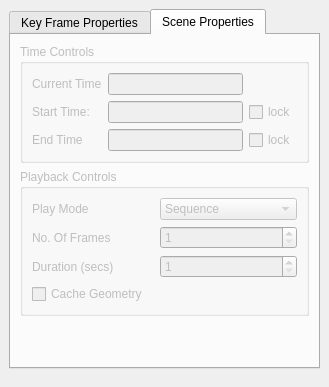
Qt form Qt/Components/Resources/UI/pqAnimationPanel.ui (wildmichael/ParaView3-enhancements-old) before a commit.
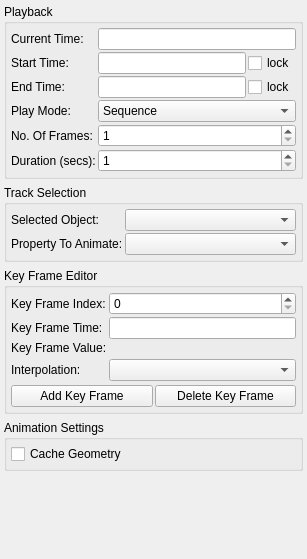
The same form after that commit. The open tabs and pages were chosen to show the change. Custom widgets are drawn as their Qt base class.

Commit message: ENH: Make the animation panel's GUI tighter and easier to use.

What changed in the file:
```diff
--- a/Qt/Components/Resources/UI/pqAnimationPanel.ui
+++ b/Qt/Components/Resources/UI/pqAnimationPanel.ui
@@ -5,8 +5,8 @@
    <rect>
     <x>0</x>
     <y>0</y>
-    <width>329</width>
-    <height>387</height>
+    <width>307</width>
+    <height>559</height>
    </rect>
   </property>
   <property name="windowTitle" >
@@ -14,381 +14,417 @@
   </property>
   <layout class="QVBoxLayout" >
    <property name="margin" >
-    <number>9</number>
+    <number>4</number>
    </property>
    <property name="spacing" >
     <number>6</number>
    </property>
    <item>
-    <widget class="QTabWidget" name="tabWidget" >
-     <property name="currentIndex" >
-      <number>0</number>
+    <widget class="pqCollapsedGroup" name="playbackGroup" >
+     <property name="title" >
+      <string>Playback</string>
      </property>
-     <widget class="QWidget" name="tabKeyFrame" >
-      <attribute name="title" >
-       <string>Key Frame Properties</string>
-      </attribute>
-      <layout class="QGridLayout" >
-       <property name="margin" >
-        <number>9</number>
-       </property>
-       <property name="spacing" >
-        <number>6</number>
-       </property>
-       <item row="2" column="0" colspan="2" >
-        <widget class="QGroupBox" name="editorFrame" >
-         <property name="title" >
-          <string>Key Frame Editor</string>
+     <layout class="QGridLayout" >
+      <property name="margin" >
+       <number>4</number>
+      </property>
+      <property name="spacing" >
+       <number>2</number>
+      </property>
+      <item row="3" column="1" >
+       <widget class="QComboBox" name="playMode" >
+        <property name="sizePolicy" >
+         <sizepolicy>
+          <hsizetype>5</hsizetype>
+          <vsizetype>0</vsizetype>
+          <horstretch>1</horstretch>
+          <verstretch>0</verstretch>
+         </sizepolicy>
+        </property>
+        <item>
+         <property name="text" >
+          <string>Sequence</string>
          </property>
-         <layout class="QGridLayout" >
-          <property name="margin" >
-           <number>9</number>
+        </item>
+        <item>
+         <property name="text" >
+          <string>Real Time</string>
+         </property>
+        </item>
+        <item>
+         <property name="text" >
+          <string>Snap to TimeSteps</string>
+         </property>
+        </item>
+       </widget>
+      </item>
+      <item row="5" column="0" >
+       <widget class="QLabel" name="labelDuration" >
+        <property name="text" >
+         <string>Duration (secs):</string>
+        </property>
+        <property name="wordWrap" >
+         <bool>true</bool>
+        </property>
+       </widget>
+      </item>
+      <item row="5" column="1" >
+       <widget class="QSpinBox" name="duration" >
+        <property name="sizePolicy" >
+         <sizepolicy>
+          <hsizetype>1</hsizetype>
+          <vsizetype>0</vsizetype>
+          <horstretch>1</horstretch>
+          <verstretch>0</verstretch>
+         </sizepolicy>
+        </property>
+        <property name="maximum" >
+         <number>2147483647</number>
+        </property>
+        <property name="minimum" >
+         <number>1</number>
+        </property>
+       </widget>
+      </item>
+      <item row="2" column="1" >
+       <layout class="QHBoxLayout" >
+        <property name="margin" >
+         <number>0</number>
+        </property>
+        <property name="spacing" >
+         <number>2</number>
+        </property>
+        <item>
+         <widget class="QLineEdit" name="endTime" >
+          <property name="sizePolicy" >
+           <sizepolicy>
+            <hsizetype>7</hsizetype>
+            <vsizetype>0</vsizetype>
+            <horstretch>1</horstretch>
+            <verstretch>0</verstretch>
+           </sizepolicy>
           </property>
-          <property name="spacing" >
-           <number>6</number>
+         </widget>
+        </item>
+        <item>
+         <widget class="QCheckBox" name="endTimeLock" >
+          <property name="text" >
+           <string>lock</string>
           </property>
-          <item row="4" column="0" >
-           <widget class="QLabel" name="label_2" >
-            <property name="text" >
-             <string>Interpolation</string>
-            </property>
-           </widget>
-          </item>
-          <item row="1" column="1" >
-           <widget class="QLineEdit" name="keyFrameTime" />
-          </item>
-          <item row="2" column="1" >
-           <widget class="QFrame" name="valueFrame" >
-            <property name="frameShape" >
-             <enum>QFrame::NoFrame</enum>
-            </property>
-            <property name="frameShadow" >
-             <enum>QFrame::Raised</enum>
-            </property>
-           </widget>
-          </item>
-          <item row="0" column="1" >
-           <widget class="QSpinBox" name="keyFrameIndex" >
-            <property name="maximum" >
-             <number>2147483647</number>
-            </property>
-           </widget>
-          </item>
-          <item row="1" column="0" >
-           <widget class="QLabel" name="label_5" >
-            <property name="text" >
-             <string>Key Frame Time</string>
-            </property>
-            <property name="wordWrap" >
-             <bool>true</bool>
-            </property>
-           </widget>
-          </item>
-          <item row="5" column="0" colspan="2" >
-           <widget class="QFrame" name="typeFrame" />
-          </item>
-          <item row="4" column="1" >
-           <widget class="QComboBox" name="interpolationType" />
-          </item>
-          <item row="0" column="0" >
-           <widget class="QLabel" name="label_4" >
-            <property name="text" >
-             <string>Key Frame Index</string>
-            </property>
-            <property name="wordWrap" >
-             <bool>true</bool>
-            </property>
-           </widget>
-          </item>
-          <item row="2" column="0" >
-           <widget class="QLabel" name="valueLabel" >
-            <property name="text" >
-             <string>Key Frame Value</string>
-            </property>
-           </widget>
-          </item>
-          <item row="3" column="0" colspan="2" >
-           <widget class="QFrame" name="valueFrameLarge" >
-            <property name="sizePolicy" >
-             <sizepolicy>
-              <hsizetype>3</hsizetype>
-              <vsizetype>3</vsizetype>
-              <horstretch>0</horstretch>
-              <verstretch>0</verstretch>
-             </sizepolicy>
-            </property>
-            <property name="maximumSize" >
-             <size>
-              <width>300</width>
-              <height>200</height>
-             </size>
-            </property>
-            <property name="frameShape" >
-             <enum>QFrame::StyledPanel</enum>
-            </property>
-            <property name="frameShadow" >
-             <enum>QFrame::Raised</enum>
-            </property>
-           </widget>
-          </item>
-         </layout>
-        </widget>
-       </item>
-       <item row="1" column="0" colspan="2" >
-        <layout class="QHBoxLayout" >
+         </widget>
+        </item>
+       </layout>
+      </item>
+      <item row="0" column="0" >
+       <widget class="QLabel" name="label_6" >
+        <property name="text" >
+         <string>Current Time:</string>
+        </property>
+       </widget>
+      </item>
+      <item row="1" column="1" >
+       <layout class="QHBoxLayout" >
+        <property name="margin" >
+         <number>0</number>
+        </property>
+        <property name="spacing" >
+         <number>2</number>
+        </property>
+        <item>
+         <widget class="QLineEdit" name="startTime" >
+          <property name="sizePolicy" >
+           <sizepolicy>
+            <hsizetype>7</hsizetype>
+            <vsizetype>0</vsizetype>
+            <horstretch>1</horstretch>
+            <verstretch>0</verstretch>
+           </sizepolicy>
+          </property>
+         </widget>
+        </item>
+        <item>
+         <widget class="QCheckBox" name="startTimeLock" >
+          <property name="text" >
+           <string>lock</string>
+          </property>
+         </widget>
+        </item>
+       </layout>
+      </item>
+      <item row="0" column="1" >
+       <widget class="QLineEdit" name="currentTime" />
+      </item>
+      <item row="4" column="0" >
+       <widget class="QLabel" name="labelNumberOfFrames" >
+        <property name="text" >
+         <string>No. Of Frames:</string>
+        </property>
+        <property name="wordWrap" >
+         <bool>true</bool>
+        </property>
+       </widget>
+      </item>
+      <item row="4" column="1" >
+       <widget class="QSpinBox" name="numberOfFrames" >
+        <property name="maximum" >
+         <number>2147483647</number>
+        </property>
+        <property name="minimum" >
+         <number>1</number>
+        </property>
+       </widget>
+      </item>
+      <item row="3" column="0" >
+       <widget class="QLabel" name="label_7" >
+        <property name="text" >
+         <string>Play Mode:</string>
+        </property>
+       </widget>
+      </item>
+      <item row="2" column="0" >
+       <widget class="QLabel" name="label_9" >
+        <property name="text" >
+         <string>End Time:</string>
+        </property>
+       </widget>
+      </item>
+      <item row="1" column="0" >
+       <widget class="QLabel" name="label_8" >
+        <property name="text" >
+         <string>Start Time:</string>
+        </property>
+       </widget>
+      </item>
+     </layout>
+    </widget>
+   </item>
+   <item>
+    <widget class="pqCollapsedGroup" name="tracksGroup" >
+     <property name="title" >
+      <string>Track Selection</string>
+     </property>
+     <layout class="QGridLayout" >
+      <property name="margin" >
+       <number>4</number>
+      </property>
+      <property name="spacing" >
+       <number>2</number>
+      </property>
+      <item row="0" column="0" >
+       <widget class="QLabel" name="label_3" >
+        <property name="text" >
+         <string>Selected Object:</string>
+        </property>
+        <property name="wordWrap" >
+         <bool>true</bool>
+        </property>
+       </widget>
+      </item>
+      <item row="1" column="0" >
+       <widget class="QLabel" name="label" >
+        <property name="text" >
+         <string>Property To Animate:</string>
+        </property>
+        <property name="wordWrap" >
+         <bool>true</bool>
+        </property>
+       </widget>
+      </item>
+      <item row="1" column="1" >
+       <widget class="QComboBox" name="propertyName" >
+        <property name="sizePolicy" >
+         <sizepolicy>
+          <hsizetype>5</hsizetype>
+          <vsizetype>0</vsizetype>
+          <horstretch>1</horstretch>
+          <verstretch>0</verstretch>
+         </sizepolicy>
+        </property>
+       </widget>
+      </item>
+      <item row="0" column="1" >
+       <widget class="QComboBox" name="sourceName" >
+        <property name="sizePolicy" >
+         <sizepolicy>
+          <hsizetype>5</hsizetype>
+          <vsizetype>0</vsizetype>
+          <horstretch>1</horstretch>
+          <verstretch>0</verstretch>
+         </sizepolicy>
+        </property>
+        <property name="insertPolicy" >
+         <enum>QComboBox::InsertAlphabetically</enum>
+        </property>
+       </widget>
+      </item>
+     </layout>
+    </widget>
+   </item>
+   <item>
+    <widget class="pqCollapsedGroup" name="keyFramePropertiesGroup" >
+     <property name="title" >
+      <string>Key Frame Editor</string>
+     </property>
+     <layout class="QGridLayout" >
+      <property name="margin" >
+       <number>4</number>
+      </property>
+      <property name="spacing" >
+       <number>2</number>
+      </property>
+      <item row="0" column="0" colspan="2" >
+       <widget class="QFrame" name="editorFrame" >
+        <property name="frameShape" >
+         <enum>QFrame::NoFrame</enum>
+        </property>
+        <property name="frameShadow" >
+         <enum>QFrame::Plain</enum>
+        </property>
+        <layout class="QGridLayout" >
          <property name="margin" >
           <number>0</number>
          </property>
          <property name="spacing" >
-          <number>6</number>
+          <number>2</number>
          </property>
-         <item>
-          <widget class="QLabel" name="label" >
-           <property name="text" >
-            <string>Property To Animate</string>
+         <item row="3" column="0" colspan="2" >
+          <widget class="QFrame" name="valueFrameLarge" >
+           <property name="sizePolicy" >
+            <sizepolicy>
+             <hsizetype>3</hsizetype>
+             <vsizetype>3</vsizetype>
+             <horstretch>0</horstretch>
+             <verstretch>0</verstretch>
+            </sizepolicy>
            </property>
-           <property name="wordWrap" >
-            <bool>true</bool>
+           <property name="frameShape" >
+            <enum>QFrame::StyledPanel</enum>
            </property>
+           <property name="frameShadow" >
+            <enum>QFrame::Raised</enum>
+           </property>
           </widget>
          </item>
-         <item>
-          <widget class="QComboBox" name="propertyName" />
+         <item row="2" column="0" >
+          <widget class="QLabel" name="valueLabel" >
+           <property name="text" >
+            <string>Key Frame Value:</string>
+           </property>
+          </widget>
          </item>
-        </layout>
-       </item>
-       <item row="0" column="0" colspan="2" >
-        <layout class="QHBoxLayout" >
-         <property name="margin" >
-          <number>0</number>
-         </property>
-         <property name="spacing" >
-          <number>6</number>
-         </property>
-         <item>
-          <widget class="QLabel" name="label_3" >
+         <item row="0" column="0" >
+          <widget class="QLabel" name="label_4" >
            <property name="text" >
-            <string>Selected Object</string>
+            <string>Key Frame Index:</string>
            </property>
            <property name="wordWrap" >
             <bool>true</bool>
            </property>
           </widget>
          </item>
-         <item>
-          <widget class="QComboBox" name="sourceName" >
-           <property name="insertPolicy" >
-            <enum>QComboBox::InsertAlphabetically</enum>
+         <item row="4" column="1" >
+          <widget class="QComboBox" name="interpolationType" />
+         </item>
+         <item row="5" column="0" colspan="2" >
+          <widget class="QFrame" name="typeFrame" />
+         </item>
+         <item row="0" column="1" >
+          <widget class="QSpinBox" name="keyFrameIndex" >
+           <property name="sizePolicy" >
+            <sizepolicy>
+             <hsizetype>1</hsizetype>
+             <vsizetype>0</vsizetype>
+             <horstretch>1</horstretch>
+             <verstretch>0</verstretch>
+            </sizepolicy>
            </property>
+           <property name="maximum" >
+            <number>2147483647</number>
+           </property>
           </widget>
          </item>
+         <item row="2" column="1" >
+          <widget class="QFrame" name="valueFrame" >
+           <property name="frameShape" >
+            <enum>QFrame::NoFrame</enum>
+           </property>
+           <property name="frameShadow" >
+            <enum>QFrame::Raised</enum>
+           </property>
+          </widget>
+         </item>
+         <item row="1" column="1" >
+          <widget class="QLineEdit" name="keyFrameTime" >
+           <property name="sizePolicy" >
+            <sizepolicy>
+             <hsizetype>7</hsizetype>
+             <vsizetype>0</vsizetype>
+             <horstretch>1</horstretch>
+             <verstretch>0</verstretch>
+            </sizepolicy>
+           </property>
+          </widget>
+         </item>
+         <item row="4" column="0" >
+          <widget class="QLabel" name="label_2" >
+           <property name="text" >
+            <string>Interpolation:</string>
+           </property>
+          </widget>
+         </item>
+         <item row="1" column="0" >
+          <widget class="QLabel" name="label_5" >
+           <property name="text" >
+            <string>Key Frame Time:</string>
+           </property>
+           <property name="wordWrap" >
+            <bool>true</bool>
+           </property>
+          </widget>
+         </item>
         </layout>
-       </item>
-       <item row="3" column="1" >
-        <widget class="QPushButton" name="deleteKeyFrame" >
-         <property name="text" >
-          <string>Delete Key Frame</string>
-         </property>
-        </widget>
-       </item>
-       <item row="3" column="0" >
-        <widget class="QPushButton" name="addKeyFrame" >
-         <property name="text" >
-          <string>Add Key Frame</string>
-         </property>
-        </widget>
-       </item>
-       <item row="4" column="1" >
-        <spacer>
-         <property name="orientation" >
-          <enum>Qt::Vertical</enum>
-         </property>
-         <property name="sizeHint" >
-          <size>
-           <width>20</width>
-           <height>40</height>
-          </size>
-         </property>
-        </spacer>
-       </item>
-      </layout>
-     </widget>
-     <widget class="QWidget" name="tabScene" >
-      <property name="enabled" >
-       <bool>false</bool>
+       </widget>
+      </item>
+      <item row="1" column="0" >
+       <widget class="QPushButton" name="addKeyFrame" >
+        <property name="text" >
+         <string>Add Key Frame</string>
+        </property>
+       </widget>
+      </item>
+      <item row="1" column="1" >
+       <widget class="QPushButton" name="deleteKeyFrame" >
+        <property name="text" >
+         <string>Delete Key Frame</string>
+        </property>
+       </widget>
+      </item>
+     </layout>
+    </widget>
+   </item>
+   <item>
+    <widget class="pqCollapsedGroup" name="animationSettingsGroup" >
+     <property name="title" >
+      <string>Animation Settings</string>
+     </property>
+     <layout class="QGridLayout" >
+      <property name="margin" >
+       <number>4</number>
       </property>
-      <attribute name="title" >
-       <string>Scene Properties</string>
-      </attribute>
-      <layout class="QVBoxLayout" >
-       <property name="margin" >
-        <number>9</number>
-       </property>
-       <property name="spacing" >
-        <number>6</number>
-       </property>
-       <item>
-        <widget class="QGroupBox" name="groupBox" >
-         <property name="title" >
-          <string>Time Controls</string>
-         </property>
-         <layout class="QGridLayout" >
-          <property name="margin" >
-           <number>9</number>
-          </property>
-          <property name="spacing" >
-           <number>6</number>
-          </property>
-          <item row="0" column="0" >
-           <widget class="QLabel" name="label_6" >
-            <property name="text" >
-             <string>Current Time</string>
-            </property>
-           </widget>
-          </item>
-          <item row="1" column="0" >
-           <widget class="QLabel" name="label_8" >
-            <property name="text" >
-             <string>Start Time:</string>
-            </property>
-           </widget>
-          </item>
-          <item row="2" column="0" >
-           <widget class="QLabel" name="label_9" >
-            <property name="text" >
-             <string>End Time</string>
-            </property>
-           </widget>
-          </item>
-          <item row="0" column="1" >
-           <widget class="QLineEdit" name="currentTime" />
-          </item>
-          <item row="1" column="1" >
-           <widget class="QLineEdit" name="startTime" />
-          </item>
-          <item row="2" column="1" >
-           <widget class="QLineEdit" name="endTime" />
-          </item>
-          <item row="1" column="2" >
-           <widget class="QCheckBox" name="startTimeLock" >
-            <property name="text" >
-             <string>lock</string>
-            </property>
-           </widget>
-          </item>
-          <item row="2" column="2" >
-           <widget class="QCheckBox" name="endTimeLock" >
-            <property name="text" >
-             <string>lock</string>
-            </property>
-           </widget>
-          </item>
-         </layout>
-        </widget>
-       </item>
-       <item>
-        <widget class="QGroupBox" name="groupBox_2" >
-         <property name="title" >
-          <string>Playback Controls</string>
-         </property>
-         <layout class="QGridLayout" >
-          <property name="margin" >
-           <number>9</number>
-          </property>
-          <property name="spacing" >
-           <number>6</number>
-          </property>
-          <item row="1" column="0" >
-           <widget class="QLabel" name="labelNumberOfFrames" >
-            <property name="text" >
-             <string>No. Of Frames</string>
-            </property>
-            <property name="wordWrap" >
-             <bool>true</bool>
-            </property>
-           </widget>
-          </item>
-          <item row="2" column="1" >
-           <widget class="QSpinBox" name="duration" >
-            <property name="maximum" >
-             <number>2147483647</number>
-            </property>
-            <property name="minimum" >
-             <number>1</number>
-            </property>
-           </widget>
-          </item>
-          <item row="2" column="0" >
-           <widget class="QLabel" name="labelDuration" >
-            <property name="text" >
-             <string>Duration (secs)</string>
-            </property>
-           </widget>
-          </item>
-          <item row="3" column="0" colspan="2" >
-           <widget class="QCheckBox" name="caching" >
-            <property name="toolTip" >
-             <string>Cache geometry during playback.</string>
-            </property>
-            <property name="text" >
-             <string>Cache Geometry</string>
-            </property>
-           </widget>
-          </item>
-          <item row="1" column="1" >
-           <widget class="QSpinBox" name="numberOfFrames" >
-            <property name="maximum" >
-             <number>2147483647</number>
-            </property>
-            <property name="minimum" >
-             <number>1</number>
-            </property>
-           </widget>
-          </item>
-          <item row="0" column="1" >
-           <widget class="QComboBox" name="playMode" >
-            <item>
-             <property name="text" >
-              <string>Sequence</string>
-             </property>
-            </item>
-            <item>
-             <property name="text" >
-              <string>Real Time</string>
-             </property>
-            </item>
-            <item>
-             <property name="text" >
-              <string>Snap To TimeSteps</string>
-             </property>
-            </item>
-           </widget>
-          </item>
-          <item row="0" column="0" >
-           <widget class="QLabel" name="label_7" >
-            <property name="text" >
-             <string>Play Mode</string>
-            </property>
-           </widget>
-          </item>
-         </layout>
-        </widget>
-       </item>
-       <item>
-        <spacer>
-         <property name="orientation" >
-          <enum>Qt::Vertical</enum>
-         </property>
-         <property name="sizeHint" >
-          <size>
-           <width>20</width>
-           <height>40</height>
-          </size>
-         </property>
-        </spacer>
-       </item>
-      </layout>
-     </widget>
+      <property name="spacing" >
+       <number>2</number>
+      </property>
+      <item row="0" column="0" >
+       <widget class="QCheckBox" name="caching" >
+        <property name="toolTip" >
+         <string>Cache geometry during playback.</string>
+        </property>
+        <property name="text" >
+         <string>Cache Geometry</string>
+        </property>
+       </widget>
+      </item>
+     </layout>
     </widget>
    </item>
    <item>
@@ -398,7 +434,7 @@
      </property>
      <property name="sizeHint" >
       <size>
-       <width>311</width>
+       <width>20</width>
        <height>41</height>
       </size>
      </property>
@@ -406,6 +442,14 @@
    </item>
   </layout>
  </widget>
+ <customwidgets>
+  <customwidget>
+   <class>pqCollapsedGroup</class>
+   <extends>QGroupBox</extends>
+   <header>pqCollapsedGroup.h</header>
+   <container>1</container>
+  </customwidget>
+ </customwidgets>
  <tabstops>
   <tabstop>tabWidget</tabstop>
   <tabstop>sourceName</tabstop>
```
Left out of the diff: 1 changed line with no effect on the pictures. The commit also changes 3 other files.
